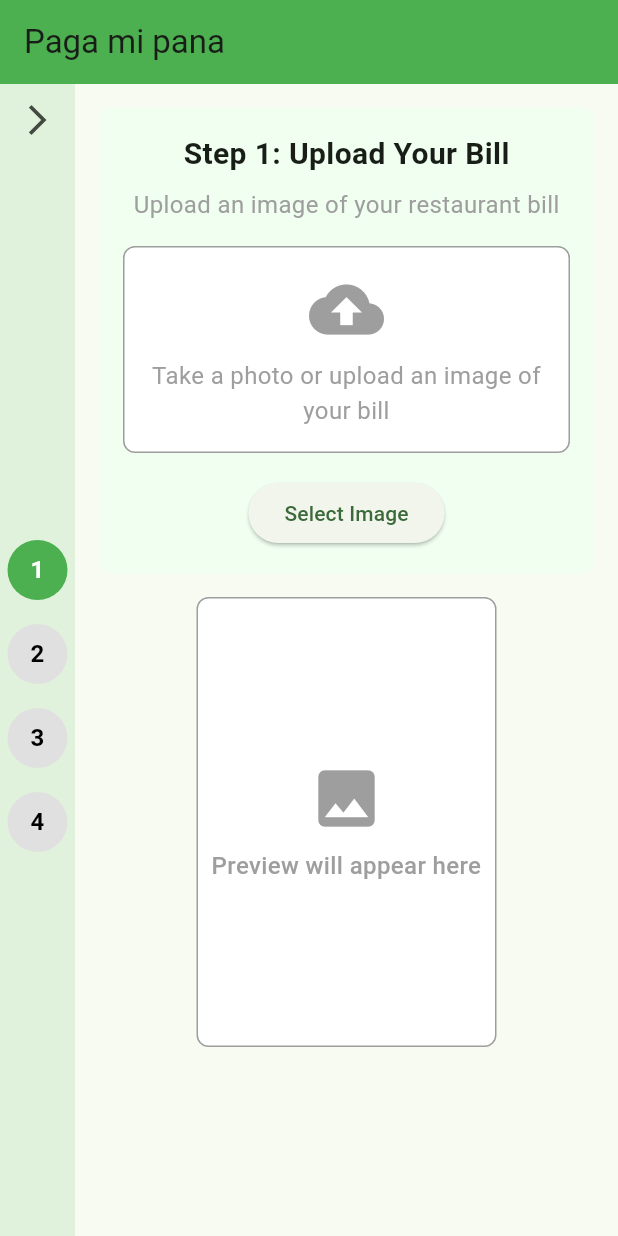
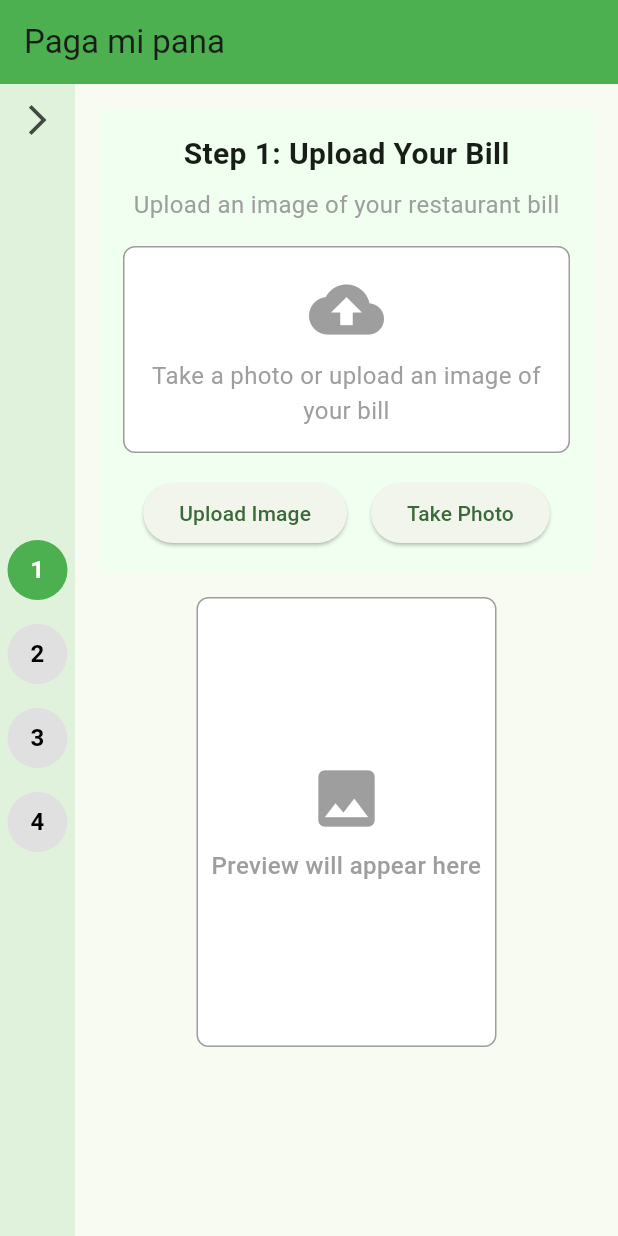
Before and after one commit to LGTiscar/pagamipana, a Flutter app: the screen it shows after launch, on a phone screen of 412 x 824 dp. Run offline on Flutter 3.47's test engine with Material 3 defaults, Android fonts, the phone set to English and light mode, and no system bars; our stand-ins replace image_picker.

Commit message:
Init commmit

```diff
--- a/lib/main.dart
+++ b/lib/main.dart
@@ -1,4 +1,6 @@
 import 'package:flutter/material.dart';
+import 'package:image_picker/image_picker.dart';
+import 'dart:io';
 
 void main() {
   runApp(const MyApp());
@@ -29,6 +31,28 @@ class UploadBillPage extends StatefulWidget {
 class _UploadBillPageState extends State<UploadBillPage> {
   bool isPanelCollapsed = true;
   String? uploadedImagePath;
+
+  Future<void> _pickImage() async {
+    final ImagePicker picker = ImagePicker();
+    final XFile? image = await picker.pickImage(source: ImageSource.gallery);
+
+    if (image != null) {
+      setState(() {
+        uploadedImagePath = image.path;
+      });
+    }
+  }
+
+  Future<void> _takePhoto() async {
+    final ImagePicker picker = ImagePicker();
+    final XFile? photo = await picker.pickImage(source: ImageSource.camera);
+
+    if (photo != null) {
+      setState(() {
+        uploadedImagePath = photo.path;
+      });
+    }
+  }
 
   @override
   Widget build(BuildContext context) {
@@ -120,11 +144,19 @@ class _UploadBillPageState extends State<UploadBillPage> {
                           ),
                         ),
                         const SizedBox(height: 16),
-                        ElevatedButton(
-                          onPressed: () {
-                            // TODO: Implement image upload or capture functionality
-                          },
-                          child: const Text('Select Image'),
+                        Row(
+                          mainAxisAlignment: MainAxisAlignment.center,
+                          children: [
+                            ElevatedButton(
+                              onPressed: _pickImage,
+                              child: const Text('Upload Image'),
+                            ),
+                            const SizedBox(width: 16),
+                            ElevatedButton(
+                              onPressed: _takePhoto,
+                              child: const Text('Take Photo'),
+                            ),
+                          ],
                         ),
                       ],
                     ),
@@ -157,8 +189,8 @@ class _UploadBillPageState extends State<UploadBillPage> {
                                 ),
                               ],
                             )
-                          : Image.network(
-                              uploadedImagePath!,
+                          : Image.file(
+                              File(uploadedImagePath!),
                               fit: BoxFit.cover,
                             ),
                     ),
--- a/pubspec.yaml
+++ b/pubspec.yaml
@@ -27,13 +27,16 @@ environment:
 # dependencies can be manually updated by changing the version numbers below to
 # the latest version available on pub.dev. To see which dependencies have newer
 # versions available, run `flutter pub outdated`.
+
 dependencies:
   flutter:
     sdk: flutter
+  image_picker: ^1.1.2
 
   # The following adds the Cupertino Icons font to your application.
   # Use with the CupertinoIcons class for iOS style icons.
   cupertino_icons: ^1.0.8
+  image_picker_ios: ^0.8.12+2
 
 dev_dependencies:
   flutter_test:
```
Also changed, not shown: pubspec.lock, 16 other files.
